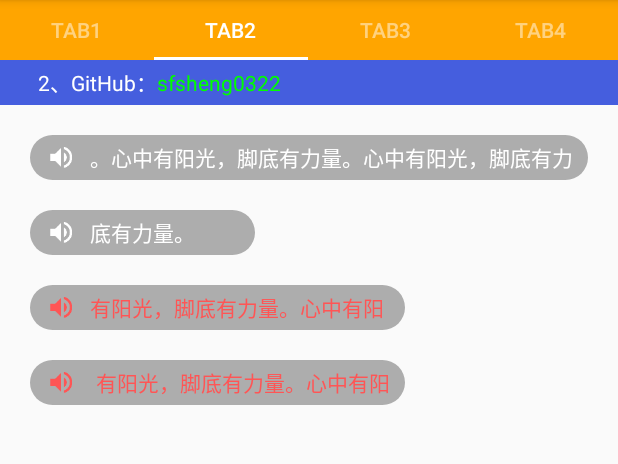
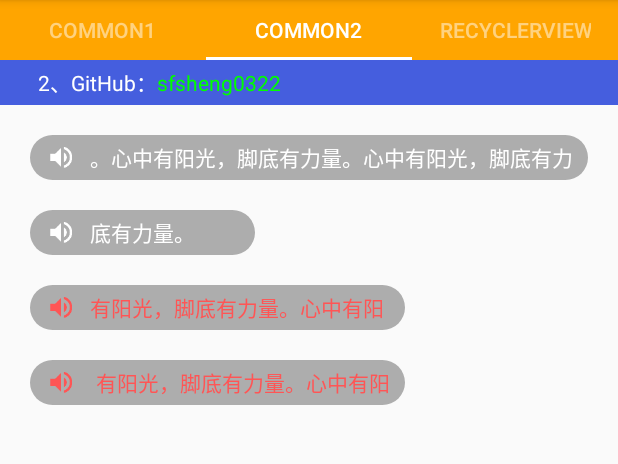
Before and after one commit to sunfusheng/MarqueeView, an Android app: the screen it shows after launch (MainActivity), tab 2 chosen, on a phone screen of 412 x 824 dp, the part 84-548 px from its top. Run offline under Robolectric (Android 15) with nearby library versions, the phone set to English and light mode, and no system bars.

Commit message:
test in RecyclerView

```diff
--- a/MarqueeView/build.gradle
+++ b/MarqueeView/build.gradle
@@ -22,7 +22,7 @@ android {
 
 dependencies {
     compile fileTree(dir: 'libs', include: ['*.jar'])
-    compile 'com.android.support:appcompat-v7:27.0.2'
+    compile 'com.android.support:appcompat-v7:' + gradle.supportLibraryVersion
 }
 
 publish {
--- a/MarqueeView/src/main/java/com/sunfusheng/marqueeview/MarqueeView.java
+++ b/MarqueeView/src/main/java/com/sunfusheng/marqueeview/MarqueeView.java
@@ -57,7 +57,6 @@ public class MarqueeView extends ViewFlipper {
     public MarqueeView(Context context, AttributeSet attrs) {
         super(context, attrs);
         init(context, attrs, 0);
-
     }
 
     private void init(Context context, AttributeSet attrs, int defStyleAttr) {
@@ -210,6 +209,8 @@ public class MarqueeView extends ViewFlipper {
         });
     }
 
+    private boolean isAnimStart = false;
+
     private void start(final @AnimRes int inAnimResId, final @AnimRes int outAnimResID) {
         removeAllViews();
         clearAnimation();
@@ -226,6 +227,10 @@ public class MarqueeView extends ViewFlipper {
             getInAnimation().setAnimationListener(new Animation.AnimationListener() {
                 @Override
                 public void onAnimationStart(Animation animation) {
+                    if (isAnimStart) {
+                        animation.cancel();
+                    }
+                    isAnimStart = true;
                 }
 
                 @Override
@@ -238,6 +243,7 @@ public class MarqueeView extends ViewFlipper {
                     if (view.getParent() == null) {
                         addView(view);
                     }
+                    isAnimStart = false;
                 }
 
                 @Override
--- a/Sample/src/main/java/com/sunfusheng/sample/AboutActivity.java
+++ b/Sample/src/main/java/com/sunfusheng/sample/AboutActivity.java
@@ -18,7 +18,7 @@ import android.webkit.WebViewClient;
 
 
 /**
- * Created by sunfusheng on 16/4/24.
+ * @author by sunfusheng on 16/4/24.
  */
 public class AboutActivity extends AppCompatActivity {
 
--- a/Sample/src/main/java/com/sunfusheng/sample/MainActivity.java
+++ b/Sample/src/main/java/com/sunfusheng/sample/MainActivity.java
@@ -7,6 +7,10 @@ import android.support.v4.view.ViewPager;
 import android.support.v7.app.AppCompatActivity;
 import android.view.Menu;
 import android.view.MenuItem;
+
+import com.sunfusheng.sample.fragment.CommonFragment;
+import com.sunfusheng.sample.fragment.RecyclerViewFragment;
+import com.sunfusheng.sample.fragment.adapter.FragmentPagerItemAdapter;
 
 
 public class MainActivity extends AppCompatActivity {
@@ -22,10 +26,9 @@ public class MainActivity extends AppCompatActivity {
         viewPager = (ViewPager) findViewById(R.id.viewPager);
 
         FragmentPagerItemAdapter adapter = new FragmentPagerItemAdapter.Builder(this, getSupportFragmentManager())
-                .add("TAB1", new TabFragment())
-                .add("TAB2", new TabFragment())
-                .add("TAB3", new TabFragment())
-                .add("TAB4", new TabFragment())
+                .add("Common1", new CommonFragment())
+                .add("Common2", new CommonFragment())
+                .add("RecyclerView", new RecyclerViewFragment())
                 .build();
         viewPager.setAdapter(adapter);
         viewPager.setOffscreenPageLimit(1);
--- a/Sample/src/main/java/com/sunfusheng/sample/TabFragment.java
+++ b/Sample/src/main/java/com/sunfusheng/sample/fragment/CommonFragment.java
@@ -1,4 +1,4 @@
-package com.sunfusheng.sample;
+package com.sunfusheng.sample.fragment;
 
 import android.graphics.Color;
 import android.os.Bundle;
@@ -11,18 +11,18 @@ import android.text.style.URLSpan;
 import android.view.LayoutInflater;
 import android.view.View;
 import android.view.ViewGroup;
-import android.widget.TextView;
 import android.widget.Toast;
 
 import com.sunfusheng.marqueeview.MarqueeView;
+import com.sunfusheng.sample.R;
 
 import java.util.ArrayList;
 import java.util.List;
 
 /**
- * Created by sunfusheng on 2017/8/8.
+ * @author by sunfusheng on 2017/8/8.
  */
-public class TabFragment extends Fragment {
+public class CommonFragment extends Fragment {
 
     private MarqueeView marqueeView;
     private MarqueeView marqueeView1;
@@ -53,20 +53,10 @@ public class TabFragment extends Fragment {
         list.add("4、新浪微博：@孙福生微博");
 
         marqueeView.startWithList(list);
-        marqueeView.setOnItemClickListener(new MarqueeView.OnItemClickListener() {
-            @Override
-            public void onItemClick(int position, TextView textView) {
-                Toast.makeText(getContext(), textView.getText() + "", Toast.LENGTH_SHORT).show();
-            }
-        });
+        marqueeView.setOnItemClickListener((position, textView) -> Toast.makeText(getContext(), textView.getText() + "", Toast.LENGTH_SHORT).show());
 
         marqueeView1.startWithText(getString(R.string.marquee_texts), R.anim.anim_top_in, R.anim.anim_bottom_out);
-        marqueeView1.setOnItemClickListener(new MarqueeView.OnItemClickListener() {
-            @Override
-            public void onItemClick(int position, TextView textView) {
-                Toast.makeText(getContext(), String.valueOf(marqueeView1.getPosition()) + ". " + textView.getText(), Toast.LENGTH_SHORT).show();
-            }
-        });
+        marqueeView1.setOnItemClickListener((position, textView) -> Toast.makeText(getContext(), String.valueOf(marqueeView1.getPosition()) + ". " + textView.getText(), Toast.LENGTH_SHORT).show());
 
         marqueeView2.startWithText(getString(R.string.marquee_text));
 
--- /dev/null
+++ b/Sample/src/main/java/com/sunfusheng/sample/fragment/RecyclerViewFragment.java
@@ -0,0 +1,116 @@
+package com.sunfusheng.sample.fragment;
+
+import android.os.Bundle;
+import android.support.annotation.NonNull;
+import android.support.annotation.Nullable;
+import android.support.v4.app.Fragment;
+import android.support.v7.widget.LinearLayoutManager;
+import android.support.v7.widget.RecyclerView;
+import android.view.LayoutInflater;
+import android.view.View;
+import android.view.ViewGroup;
+import android.widget.TextView;
+
+import com.sunfusheng.marqueeview.MarqueeView;
+import com.sunfusheng.sample.R;
+
+import java.util.ArrayList;
+import java.util.List;
+
+/**
+ * @author sunfusheng on 2018/2/6.
+ */
+public class RecyclerViewFragment extends Fragment {
+
+    public static class Item {
+        public String title;
+        public List<String> list;
+        public boolean showList;
+    }
+
+    @Nullable
+    @Override
+    public View onCreateView(@NonNull LayoutInflater inflater, @Nullable ViewGroup container, @Nullable Bundle savedInstanceState) {
+        return inflater.inflate(R.layout.layout_recyclerview, container, false);
+    }
+
+    @Override
+    public void onViewCreated(@NonNull View view, @Nullable Bundle savedInstanceState) {
+        super.onViewCreated(view, savedInstanceState);
+
+        List<Item> items = new ArrayList<>();
+        for (int i = 1; i <= 30; i++) {
+            Item item = new Item();
+            item.title = "item" + i;
+            if (i == 3 || i == 27) {
+                List<String> list = new ArrayList<>();
+                for (int j = 1; j <= 10; j++) {
+                    list.add("MarqueeView Item " + i + "-" + j);
+                }
+                item.list = list;
+                item.showList = true;
+            }
+            items.add(item);
+        }
+
+        RecyclerView recyclerView = view.findViewById(R.id.recycleView);
+        LinearLayoutManager layoutManager = new LinearLayoutManager(getContext());
+        recyclerView.setLayoutManager(layoutManager);
+        RecyclerViewAdapter adapter = new RecyclerViewAdapter(items);
+        recyclerView.setAdapter(adapter);
+
+        recyclerView.addOnScrollListener(new RecyclerView.OnScrollListener() {
+            @Override
+            public void onScrollStateChanged(RecyclerView recyclerView, int newState) {
+                super.onScrollStateChanged(recyclerView, newState);
+            }
+
+            @Override
+            public void onScrolled(RecyclerView recyclerView, int dx, int dy) {
+                super.onScrolled(recyclerView, dx, dy);
+            }
+        });
+    }
+
+    class RecyclerViewAdapter extends RecyclerView.Adapter<RecyclerViewAdapter.ViewHolder> {
+        private List<Item> list;
+
+        RecyclerViewAdapter(List<Item> list) {
+            this.list = list;
+        }
+
+        @Override
+        public ViewHolder onCreateViewHolder(ViewGroup viewGroup, int viewType) {
+            View view = LayoutInflater.from(viewGroup.getContext()).inflate(R.layout.item_layout, viewGroup, false);
+            return new ViewHolder(view);
+        }
+
+        @Override
+        public void onBindViewHolder(ViewHolder viewHolder, int position) {
+            Item item = list.get(position);
+
+            viewHolder.tvTitle.setText(item.title);
+            viewHolder.tvTitle.setVisibility(item.showList ? View.GONE : View.VISIBLE);
+            viewHolder.marqueeView.setVisibility(item.showList ? View.VISIBLE : View.GONE);
+            if (item.showList) {
+                viewHolder.marqueeView.startWithList(item.list);
+            }
+        }
+
+        @Override
+        public int getItemCount() {
+            return list.size();
+        }
+
+        class ViewHolder extends RecyclerView.ViewHolder {
+            TextView tvTitle;
+            MarqueeView marqueeView;
+
+            ViewHolder(View view) {
+                super(view);
+                tvTitle = view.findViewById(R.id.tv_title);
+                marqueeView = view.findViewById(R.id.marqueeView);
+            }
+        }
+    }
+}
--- a/Sample/src/main/java/com/sunfusheng/sample/FragmentPagerItem.java
+++ b/Sample/src/main/java/com/sunfusheng/sample/fragment/adapter/FragmentPagerItem.java
@@ -1,4 +1,4 @@
-package com.sunfusheng.sample;
+package com.sunfusheng.sample.fragment.adapter;
 
 import android.content.Context;
 import android.os.Bundle;
@@ -6,7 +6,7 @@ import android.support.annotation.NonNull;
 import android.support.v4.app.Fragment;
 
 /**
- * Created by sunfusheng on 2017/7/20.
+ * @author by sunfusheng on 2017/7/20.
  */
 public class FragmentPagerItem {
 
--- a/Sample/src/main/java/com/sunfusheng/sample/FragmentPagerItemAdapter.java
+++ b/Sample/src/main/java/com/sunfusheng/sample/fragment/adapter/FragmentPagerItemAdapter.java
@@ -1,7 +1,8 @@
-package com.sunfusheng.sample;
+package com.sunfusheng.sample.fragment.adapter;
 
 import android.content.Context;
 import android.os.Bundle;
+import android.support.annotation.NonNull;
 import android.support.v4.app.Fragment;
 import android.support.v4.app.FragmentManager;
 import android.support.v4.app.FragmentPagerAdapter;
@@ -12,7 +13,7 @@ import java.util.ArrayList;
 import java.util.List;
 
 /**
- * Created by sunfusheng on 2017/7/20.
+ * @author by sunfusheng on 2017/7/20.
  */
 public class FragmentPagerItemAdapter extends FragmentPagerAdapter {
 
@@ -27,6 +28,7 @@ public class FragmentPagerItemAdapter extends FragmentPagerAdapter {
         this.items = items;
     }
 
+    @NonNull
     @Override
     public Object instantiateItem(ViewGroup container, int position) {
         Fragment fragment = (Fragment) super.instantiateItem(container, position);
--- /dev/null
+++ b/Sample/src/main/res/layout/layout_recyclerview.xml
@@ -0,0 +1,6 @@
+<?xml version="1.0" encoding="utf-8"?>
+<android.support.v7.widget.RecyclerView
+    android:id="@+id/recycleView"
+    xmlns:android="http://schemas.android.com/apk/res/android"
+    android:layout_width="match_parent"
+    android:layout_height="match_parent"/>
```
Also changed, not shown: Sample/build.gradle (+17 -5 lines), Sample/src/main/res/drawable/drawable_list_item_selector.xml (added, +15 -0 lines), Sample/src/main/res/layout/divider_1px.xml (added, +7 -0 lines), Sample/src/main/res/layout/divider_20dp.xml (added, +7 -0 lines), Sample/src/main/res/layout/item_layout.xml (added, +37 -0 lines), Sample/src/main/res/values/colors.xml (+9 -0 lines).
